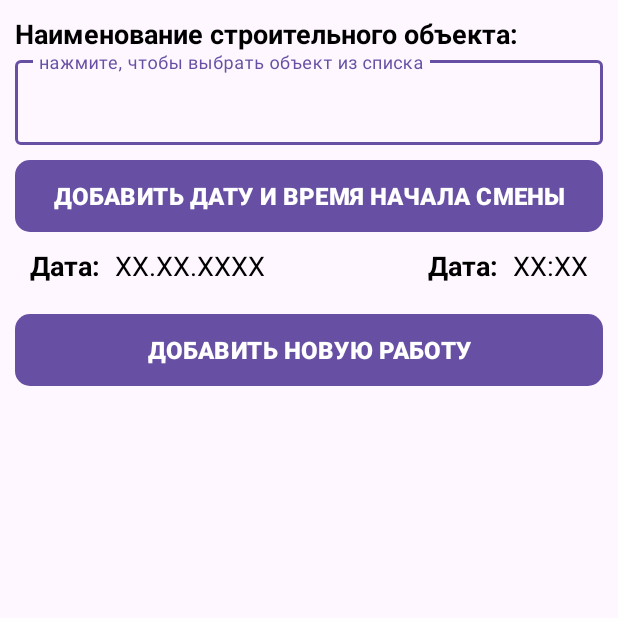
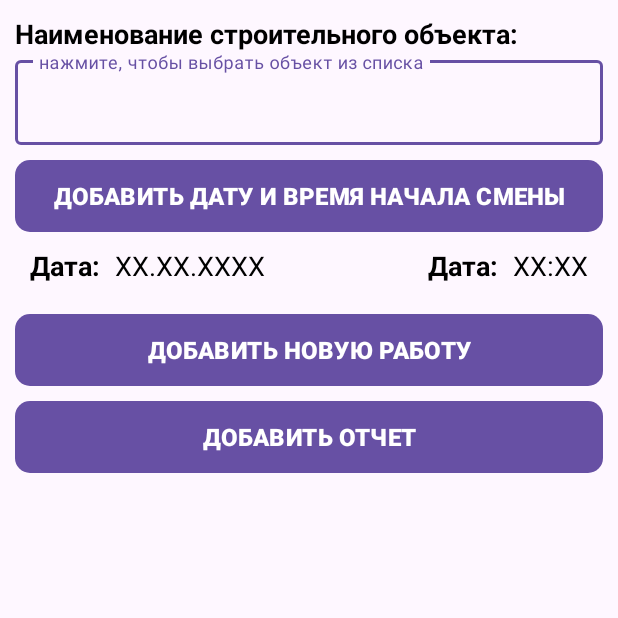
Before and after one commit to DmitryMazaev/DaylyReport2, an Android app: the screen it shows after launch (MainActivity), on a phone screen of 412 x 824 dp, the top half of it. Run offline under Robolectric (Android 15) with nearby library versions, the phone set to English and light mode, and no system bars; our stand-ins replace navigation-ui.

Commit message:
fireBase_1

```diff
--- a/app/src/main/AndroidManifest.xml
+++ b/app/src/main/AndroidManifest.xml
@@ -1,7 +1,7 @@
 <?xml version="1.0" encoding="utf-8"?>
 <manifest xmlns:android="http://schemas.android.com/apk/res/android"
     xmlns:tools="http://schemas.android.com/tools">
-
+    <uses-permission android:name="android.permission.INTERNET" />
     <application
         android:allowBackup="true"
         android:dataExtractionRules="@xml/data_extraction_rules"
--- a/app/src/main/java/com/example/daylyreport/classes/Material.kt
+++ b/app/src/main/java/com/example/daylyreport/classes/Material.kt
@@ -5,7 +5,7 @@ data class Material (
     //Наименование материала, из списка материалов, таблица в БД
     val nameOfMaterial: String,
     //Единица измерения материала, привязана к материалу
-    val unitOfMeasurementOfWork: String,
+    val unitOfMeasurementOfMaterial: String,
     //Количество материала
     val quantityOfMaterial: Double
 )
--- /dev/null
+++ b/app/src/main/java/com/example/daylyreport/classes/ReportList.kt
@@ -0,0 +1,5 @@
+package com.example.daylyreport.classes
+
+data class ReportList (
+    val reportList: List<Report>
+)
--- a/app/src/main/java/com/example/daylyreport/classes/TypeOfWork.kt
+++ b/app/src/main/java/com/example/daylyreport/classes/TypeOfWork.kt
@@ -6,9 +6,9 @@ data class TypeOfWork (
     //Поле, содержащее информацию о месте производства работ
     val location: Location,
     //Список материалов
-    val material: List<Material>,
+    val materialList: List<Material>,
     //Список транспортных средств
-    val transportVehicle: List<TransportVehicle>,
+    val transportVehicleList: List<TransportVehicle>,
     //Список работников
-    val personnel: List<Personnel>
+    val personnelList: List<Personnel>
 )
--- a/app/src/main/res/layout/fragment_report.xml
+++ b/app/src/main/res/layout/fragment_report.xml
@@ -95,5 +95,14 @@
             app:layout_constraintEnd_toEndOf="parent"
             app:layout_constraintStart_toStartOf="parent"
             app:layout_constraintTop_toBottomOf="@+id/new_work_recycler_view"/>
+        <Button
+            style="@style/button_style"
+            android:id="@+id/button_add_new_report"
+            android:layout_width="match_parent"
+            android:layout_height="wrap_content"
+            android:text="@string/button_add_new_report_text"
+            app:layout_constraintEnd_toEndOf="parent"
+            app:layout_constraintStart_toStartOf="parent"
+            app:layout_constraintTop_toBottomOf="@+id/button_add_new_work"/>
     </androidx.constraintlayout.widget.ConstraintLayout>
 </ScrollView>
--- a/app/src/main/res/values/strings.xml
+++ b/app/src/main/res/values/strings.xml
@@ -33,6 +33,7 @@
     <string name="transport_vehicle_edit_text">нажмите, чтобы выбрать транспортное средство</string>
     <string name="quantity_of_transport_vehicle_text">Время работы транспортного средства:</string>
     <string name="quantity_of_transport_vehicle_edit_text">введите время работы транспортного средства</string>
+    <string name="button_add_new_report_text">ДОБАВИТЬ ОТЧЕТ</string>
 
 
 
--- a/build.gradle.kts
+++ b/build.gradle.kts
@@ -1,3 +1,8 @@
+buildscript {
+    dependencies {
+        classpath(libs.google.services)
+    }
+}
 // Top-level build file where you can add configuration options common to all sub-projects/modules.
 plugins {
     alias(libs.plugins.androidApplication) apply false
--- a/gradle/libs.versions.toml
+++ b/gradle/libs.versions.toml
@@ -10,6 +10,8 @@ material = "1.12.0"
 constraintlayout = "2.1.4"
 navigationFragmentKtx = "2.7.7"
 navigationUiKtx = "2.7.7"
+googleServices = "4.4.2"
+firebaseDatabase = "21.0.0"
 
 [libraries]
 androidx-core-ktx = { group = "androidx.core", name = "core-ktx", version.ref = "coreKtx" }
@@ -21,6 +23,8 @@ material = { group = "com.google.android.material", name = "material", version.r
 androidx-constraintlayout = { group = "androidx.constraintlayout", name = "constraintlayout", version.ref = "constraintlayout" }
 androidx-navigation-fragment-ktx = { group = "androidx.navigation", name = "navigation-fragment-ktx", version.ref = "navigationFragmentKtx" }
 androidx-navigation-ui-ktx = { group = "androidx.navigation", name = "navigation-ui-ktx", version.ref = "navigationUiKtx" }
+google-services = { group = "com.google.gms", name = "google-services", version.ref = "googleServices" }
+firebase-database = { group = "com.google.firebase", name = "firebase-database", version.ref = "firebaseDatabase" }
 
 [plugins]
 androidApplication = { id = "com.android.application", version.ref = "agp" }
```
Also changed, not shown: app/build.gradle.kts (+10 -0 lines), app/src/main/java/com/example/daylyreport/ReportFragment.kt (+16 -0 lines), app/src/main/java/com/example/daylyreport/classes/Report.kt (+5 -3 lines), app/src/main/java/com/example/daylyreport/classes/ReportViewModel.kt (added, +24 -0 lines).
